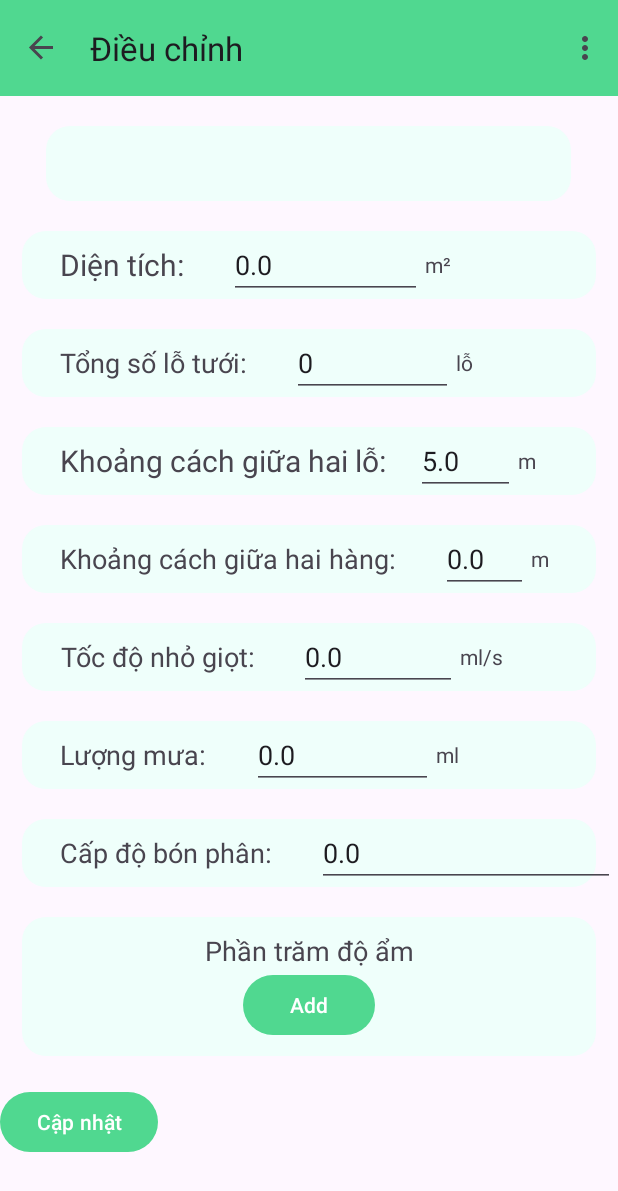
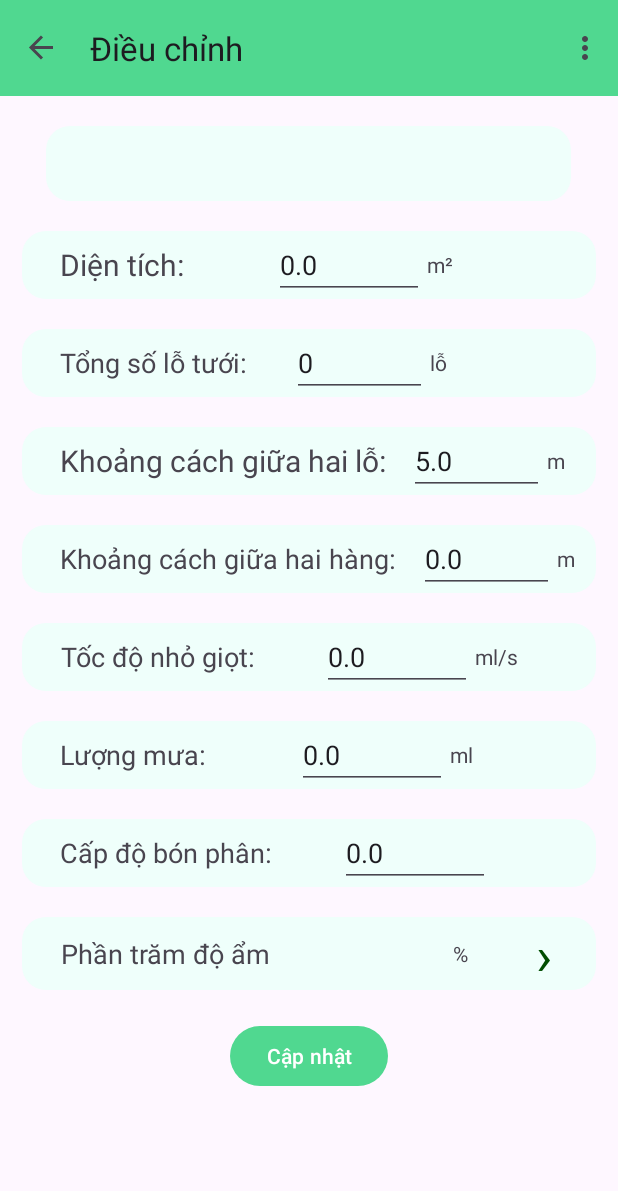
Before and after one commit to conechmuadong/introvert-garden, an Android app: the CustomizedFragment screen opened through its navigation route, on a phone screen of 412 x 824 dp. Shown: the top 1191 px of the screen. Run offline under Robolectric (Android 15) with nearby library versions, the phone set to English and light mode, and no system bars; our stand-ins replace navigation-ui.

Commit message:
change customized fragment

```diff
--- a/app/app/src/main/java/ie/app/fragments/CustomizedFragment.java
+++ b/app/app/src/main/java/ie/app/fragments/CustomizedFragment.java
@@ -14,7 +14,6 @@ import android.view.ViewGroup;
 import android.view.inputmethod.EditorInfo;
 import android.view.inputmethod.InputMethodManager;
 import android.widget.AdapterView;
-import android.widget.ListView;
 import android.widget.TextView;
 
 import androidx.annotation.NonNull;
@@ -23,11 +22,11 @@ import com.google.android.gms.tasks.Task;
 import com.google.android.gms.tasks.Tasks;
 
 import java.util.ArrayList;
+import java.util.Date;
 import java.util.List;
 import java.util.concurrent.ExecutionException;
 
 import ie.app.adapter.FieldListAdapter;
-import ie.app.adapter.PhaseListAdapter;
 import ie.app.api.FirebaseAPI;
 import ie.app.databinding.FragmentCustomizedBinding;
 import ie.app.models.CustomizedParameter;
@@ -37,13 +36,11 @@ import ie.app.models.MeasuredData;
 import ie.app.models.OnFieldSelectedListener;
 import ie.app.models.Phase;
 
-public class CustomizedFragment extends BaseFragment implements AdapterView.OnItemClickListener{
+public class CustomizedFragment extends BaseFragment implements AdapterView.OnItemClickListener {
 
     private FragmentCustomizedBinding binding;
     private OnFieldSelectedListener listener;
-    ListView listView;
 
-    private PhaseListAdapter adapter;
     private List<Phase> phases = field.customizedParameter.fieldCapacity;
 
     @Override
@@ -60,8 +57,6 @@ public class CustomizedFragment extends BaseFragment implements AdapterView.OnIt
             getFieldByName(selectedFieldName);
         }
 
-        listView = (ListView) binding.listPhase;
-
         updateUI();
 
         return view;
@@ -70,13 +65,10 @@ public class CustomizedFragment extends BaseFragment implements AdapterView.OnIt
     public void onViewCreated(@NonNull View view, Bundle savedInstanceState) {
         super.onViewCreated(view, savedInstanceState);
 
-        binding.addStageButton.setOnClickListener(new View.OnClickListener() {
+        binding.humidityView.setOnClickListener(new View.OnClickListener() {
             @Override
             public void onClick(View view) {
-                Phase phase = new Phase();
-                // Lấy thông tin phase
-                phases.add(phase);
-                //adapter.notifyDataSetChanged();
+                //Nav to phases view
             }
         });
 
@@ -127,7 +119,7 @@ public class CustomizedFragment extends BaseFragment implements AdapterView.OnIt
     }
 
     private void updateUI() {
-        if(field == null) return;
+        if (field == null) return;
         String fieldname = field.name;
         Log.v("MeasuredDataFragment", fieldname);
         TextView fieldnameView = binding.fieldName;
@@ -168,6 +160,18 @@ public class CustomizedFragment extends BaseFragment implements AdapterView.OnIt
         TextView ferLevelView = binding.ferLevelEditText;
         ferLevelView.setText(ferLevelText);
         ferLevelView.setLineSpacing(10f, 1f);
+
+        String humidityText = "";
+        Date currentDate = new Date();
+        for(Phase phase : field.customizedParameter.fieldCapacity) {
+            if(phase.getStartTime().compareTo(currentDate) <= 0 && currentDate.compareTo(phase.getEndTime()) <= 0) {
+                humidityText += phase.getThreshHold();
+                break;
+            }
+        }
+        TextView humidityView = binding.humidityValue;
+        humidityView.setText(humidityText);
+        humidityView.setLineSpacing(10f, 1f);
     }
 
     @Override
@@ -181,6 +185,7 @@ public class CustomizedFragment extends BaseFragment implements AdapterView.OnIt
     private class GetTask extends AsyncTask<String, Void, CustomizedParameter> {
         protected ProgressDialog dialog;
         protected Context context;
+
         public GetTask(Context context) {
             this.context = context;
         }
@@ -210,9 +215,6 @@ public class CustomizedFragment extends BaseFragment implements AdapterView.OnIt
         @Override
         protected void onPostExecute(CustomizedParameter result) {
             super.onPostExecute(result);
-            adapter = new PhaseListAdapter(context, field.customizedParameter.fieldCapacity);
-            listView.setAdapter(adapter);
-            listView.setOnItemClickListener(CustomizedFragment.this);
             // Đăng ký OnFieldSelectedListener cho adapter
             field.customizedParameter = result;
             if (dialog.isShowing())
@@ -222,6 +224,3 @@ public class CustomizedFragment extends BaseFragment implements AdapterView.OnIt
 
 
 }
-// Adapter cho danh sách giai đoạn
-// Lấy thông tin người dùng nhập và update database
-// Sử dụng thông tin để tính toán cho mô hình
--- a/app/app/src/main/java/ie/app/models/Phase.java
+++ b/app/app/src/main/java/ie/app/models/Phase.java
@@ -1,4 +1,8 @@
 package ie.app.models;
+
+import java.text.ParseException;
+import java.text.SimpleDateFormat;
+import java.util.Date;
 
 public class Phase {
     String name;
@@ -17,16 +21,30 @@ public class Phase {
         this.threshHold = threshHold;
     }
 
-    public String getStartTime() {
-        return startTime;
+    public Date getStartTime() {
+        SimpleDateFormat format = new SimpleDateFormat("yyyy-MM-dd");
+        Date date = null;
+        try {
+            date = format.parse(startTime);
+        } catch (ParseException e) {
+            e.printStackTrace();
+        }
+        return date;
     }
 
     public void setStartTime(String startTime) {
         this.startTime = startTime;
     }
 
-    public String getEndTime() {
-        return endTime;
+    public Date getEndTime() {
+        SimpleDateFormat format = new SimpleDateFormat("yyyy-MM-dd");
+        Date date = null;
+        try {
+            date = format.parse(endTime);
+        } catch (ParseException e) {
+            e.printStackTrace();
+        }
+        return date;
     }
 
     public void setEndTime(String endTime) {
--- a/app/app/src/main/res/layout/fragment_customized.xml
+++ b/app/app/src/main/res/layout/fragment_customized.xml
@@ -55,20 +55,13 @@ android:layout_height="wrap_content">
                 android:textSize="20sp"
                 android:text="@string/area" />
 
-            <LinearLayout
-                android:layout_width="match_parent"
-                android:layout_height="wrap_content"
-                android:gravity="center"
-                android:orientation="horizontal" >
-
             <Space
-                    android:layout_width="30dp"
+                android:layout_width="60dp"
                 android:layout_height="wrap_content" />
 
             <EditText
                 android:id="@+id/areaEditText"
-                    android:layout_width="0dp"
-                    android:layout_weight="1"
+                android:layout_width="100dp"
                 android:layout_height="wrap_content"
                 android:focusable="true"
                 android:imeOptions="actionDone"
@@ -78,12 +71,9 @@ android:layout_height="wrap_content">
                 android:layout_height="wrap_content" />
             <TextView
                 android:id="@+id/area_unit"
-                    android:layout_width="0dp"
-                    android:layout_weight="1"
+                android:layout_width="20dp"
                 android:layout_height="wrap_content"
                 android:text="@string/area_unit" />
-            </LinearLayout>
-
             <Space
                 android:layout_width="match_parent"
                 android:layout_height="10dp" />
@@ -113,20 +103,13 @@ android:layout_height="wrap_content">
                 android:textSize="18sp"
                 android:text="@string/number_holes" />
 
-            <LinearLayout
-                android:layout_width="match_parent"
-                android:layout_height="wrap_content"
-                android:gravity="center"
-                android:orientation="horizontal" >
-
             <Space
                 android:layout_width="30dp"
                 android:layout_height="wrap_content" />
 
             <EditText
                 android:id="@+id/numberHolesEditText"
-                    android:layout_width="0dp"
-                    android:layout_weight="1"
+                android:layout_width="90dp"
                 android:layout_height="wrap_content"
                 android:focusable="true"
                 android:hint="00" />
@@ -135,19 +118,15 @@ android:layout_height="wrap_content">
                 android:layout_height="wrap_content" />
             <TextView
                 android:id="@+id/numberHolesUnit"
-                    android:layout_width="0dp"
-                    android:layout_weight="1"
+                android:layout_width="20dp"
                 android:layout_height="wrap_content"
                 android:text="@string/number_holes_unit" />
-            </LinearLayout>
 
             <Space
                 android:layout_width="match_parent"
                 android:layout_height="10dp" />
 
         </LinearLayout>
-
-
 
         <Space
             android:layout_width="match_parent"
@@ -172,20 +151,13 @@ android:layout_height="wrap_content">
                 android:textSize="20sp"
                 android:text="@string/distance_holes" />
 
-            <LinearLayout
-                android:layout_width="match_parent"
-                android:layout_height="wrap_content"
-                android:gravity="center"
-                android:orientation="horizontal" >
-
             <Space
-                    android:layout_width="20dp"
+                android:layout_width="15dp"
                 android:layout_height="wrap_content" />
 
             <EditText
                 android:id="@+id/distanceHoleEditText"
-                    android:layout_width="0dp"
-                    android:layout_weight="1"
+                android:layout_width="90dp"
                 android:layout_height="wrap_content"
                 android:focusable="true"
                 android:hint="00.00" />
@@ -194,11 +166,9 @@ android:layout_height="wrap_content">
                 android:layout_height="wrap_content" />
             <TextView
                 android:id="@+id/distance_unit"
-                    android:layout_width="0dp"
-                    android:layout_weight="1"
+                android:layout_width="20dp"
                 android:layout_height="wrap_content"
                 android:text="@string/distance_unit" />
-            </LinearLayout>
 
             <Space
                 android:layout_width="match_parent"
@@ -230,20 +200,13 @@ android:layout_height="wrap_content">
                 android:textSize="18sp"
                 android:text="@string/distance_row" />
 
-            <LinearLayout
-                android:layout_width="match_parent"
-                android:layout_height="wrap_content"
-                android:gravity="center"
-                android:orientation="horizontal" >
-
             <Space
-                    android:layout_width="30dp"
+                android:layout_width="15dp"
                 android:layout_height="wrap_content" />
 
             <EditText
                 android:id="@+id/distanceRowEditText"
-                    android:layout_width="0dp"
-                    android:layout_weight="1"
+                android:layout_width="90dp"
                 android:layout_height="wrap_content"
                 android:focusable="true"
                 android:hint="00" />
@@ -252,11 +215,9 @@ android:layout_height="wrap_content">
                 android:layout_height="wrap_content" />
             <TextView
                 android:id="@+id/DistanceRowUnit"
-                    android:layout_width="0dp"
-                    android:layout_weight="1"
+                android:layout_width="20dp"
                 android:layout_height="wrap_content"
                 android:text="@string/distance_unit" />
-            </LinearLayout>
 
             <Space
                 android:layout_width="match_parent"
@@ -287,20 +248,13 @@ android:layout_height="wrap_content">
                 android:textSize="18sp"
                 android:text="@string/drip_rate" />
 
-            <LinearLayout
-                android:layout_width="match_parent"
-                android:layout_height="wrap_content"
-                android:gravity="center"
-                android:orientation="horizontal" >
-
             <Space
-                    android:layout_width="30dp"
+                android:layout_width="45dp"
                 android:layout_height="wrap_content" />
 
             <EditText
                 android:id="@+id/dripRateEditText"
-                    android:layout_width="0dp"
-                    android:layout_weight="1"
+                android:layout_width="100dp"
                 android:layout_height="wrap_content"
                 android:focusable="true"
                 android:hint="00" />
@@ -309,11 +263,9 @@ android:layout_height="wrap_content">
                 android:layout_height="wrap_content" />
             <TextView
                 android:id="@+id/dripRateUnit"
-                    android:layout_width="0dp"
-                    android:layout_weight="1"
+                android:layout_width="30dp"
                 android:layout_height="wrap_content"
                 android:text="@string/drip_unit" />
-            </LinearLayout>
 
             <Space
                 android:layout_width="match_parent"
@@ -344,20 +296,13 @@ android:layout_height="wrap_content">
                 android:textSize="18sp"
                 android:text="@string/rain" />
 
-            <LinearLayout
-                android:layout_width="match_parent"
-                android:layout_height="wrap_content"
-                android:gravity="center"
-                android:orientation="horizontal" >
-
             <Space
-                    android:layout_width="30dp"
+                android:layout_width="60dp"
                 android:layout_height="wrap_content" />
 
             <EditText
                 android:id="@+id/scaleRainEditText"
-                    android:layout_width="0dp"
-                    android:layout_weight="1"
+                android:layout_width="100dp"
                 android:layout_height="wrap_content"
                 android:focusable="true"
                 android:hint="00" />
@@ -366,11 +311,9 @@ android:layout_height="wrap_content">
                 android:layout_height="wrap_content" />
             <TextView
                 android:id="@+id/rain_unit"
-                    android:layout_width="0dp"
-                    android:layout_weight="1"
+                android:layout_width="20dp"
                 android:layout_height="wrap_content"
                     android:text="@string/rain_unit" />
-            </LinearLayout>
 
             <Space
                 android:layout_width="match_parent"
@@ -401,34 +344,22 @@ android:layout_height="wrap_content">
                 android:textSize="18sp"
                 android:text="@string/fer_level" />
 
-            <LinearLayout
-                android:layout_width="match_parent"
-                android:layout_height="wrap_content"
-                android:gravity="center"
-                android:orientation="horizontal" >
-
             <Space
-                    android:layout_width="30dp"
+                android:layout_width="45dp"
                 android:layout_height="wrap_content" />
 
             <EditText
                 android:id="@+id/ferLevelEditText"
-                    android:layout_width="0dp"
-                    android:layout_weight="1"
+                android:layout_width="100dp"
                 android:layout_height="wrap_content"
                 android:focusable="true"
                 android:hint="00" />
             <Space
-                    android:layout_width="2dp"
+                android:layout_width="match_parent"
                 android:layout_height="wrap_content" />
 
         </LinearLayout>
 
-            <Space
-                android:layout_width="match_parent"
-                android:layout_height="10dp" />
-
-        </LinearLayout>
 
         <Space
             android:layout_width="match_parent"
@@ -436,16 +367,16 @@ android:layout_height="wrap_content">
 
 
         <LinearLayout
-            android:id="@+id/listStageLayout"
+            android:id="@+id/humidityView"
             android:layout_width="match_parent"
             android:layout_height="wrap_content"
-            android:orientation="vertical"
+            android:orientation="horizontal"
             android:gravity="center"
             android:background="@drawable/irrigation_background" >
 
             <Space
-                android:layout_width="match_parent"
-                android:layout_height="10dp" />
+                android:layout_width="40dp"
+                android:layout_height="match_parent" />
 
             <TextView
                 android:id="@+id/humidity"
@@ -455,32 +386,39 @@ android:layout_height="wrap_content">
                 android:textSize="18sp"
                 android:text="@string/humidity" />
 
-            <LinearLayout
-                android:layout_width="match_parent"
-                android:layout_height="wrap_content"
-                android:gravity="center"
-                android:orientation="vertical" >
-
-                <ListView
-                    android:id="@+id/listPhase"
-                    android:layout_width="wrap_content"
-                    android:layout_height="wrap_content" />
-
             <Space
                 android:layout_width="30dp"
                 android:layout_height="wrap_content" />
 
-                <Button
-                    android:id="@+id/addStageButton"
+            <TextView
+                android:id="@+id/humidityValue"
+                android:layout_width="90dp"
+                android:layout_height="45dp"
+                android:gravity="center"
+                android:textSize="18dp"/>
+            <Space
+                android:layout_width="2dp"
+                android:layout_height="wrap_content" />
+            <TextView
+                android:id="@+id/percent"
+                android:layout_width="10dp"
+                android:layout_height="wrap_content"
+                android:text="@string/percent_unit" />
+            <Space
+                android:layout_width="45dp"
+                android:layout_height="wrap_content" />
+            <TextView
+                android:id="@+id/next"
                 android:layout_width="wrap_content"
                 android:layout_height="wrap_content"
-                    android:text="Add" />
-
-            </LinearLayout>
+                android:text="›"
+                android:textSize="36sp"
+                android:textColor="#004d00"
+                android:layout_gravity="center" />
 
             <Space
                 android:layout_width="match_parent"
-                android:layout_height="10dp" />
+                android:layout_height="wrap_content" />
 
         </LinearLayout>
 
@@ -492,6 +430,7 @@ android:layout_height="wrap_content">
             android:id="@+id/updateButton"
             android:layout_width="wrap_content"
             android:layout_height="wrap_content"
+            android:layout_gravity="center_horizontal"
             android:text="Cập nhật" />
 
     </LinearLayout>
--- a/app/app/src/main/res/values/strings.xml
+++ b/app/app/src/main/res/values/strings.xml
@@ -27,6 +27,7 @@
     <string name="drip_unit">ml/s</string>
     <string name="rain_unit">ml</string>
     <string name="distance_unit">m</string>
+    <string name="percent_unit">%</string>
     <string name="number_holes">Tổng số lỗ tưới:</string>
     <string name="distance_holes">Khoảng cách giữa hai lỗ:</string>
     <string name="distance_row">Khoảng cách giữa hai hàng:</string>
```
Lines whose indentation alone changed are shown as unchanged.
